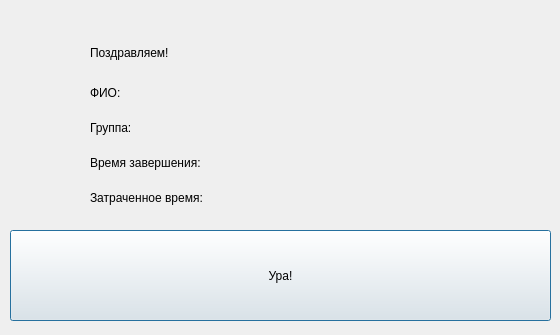
Before: the Qt Designer form ui/SuccessWindow.ui in den4ik2975/courseWork, drawn with Qt 5.
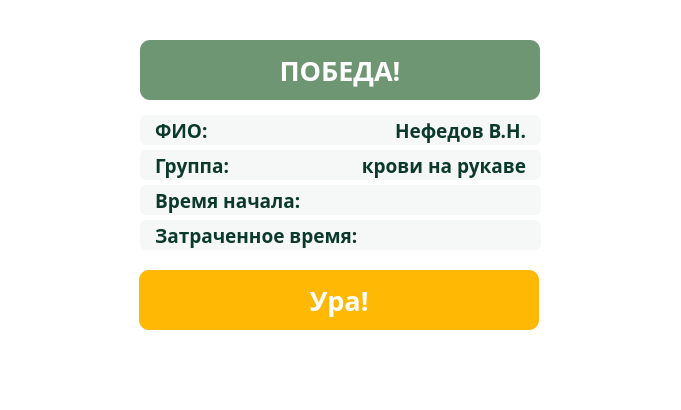
After: the same form once the commit is applied. Icons and pictures are not drawn.

Diff of the .ui file:
```diff
--- a/ui/SuccessWindow.ui
+++ b/ui/SuccessWindow.ui
@@ -2,79 +2,185 @@
 <ui version="4.0">
  <class>MainWindow</class>
  <widget class="QDialog" name="MainWindow">
+  <property name="enabled">
+   <bool>true</bool>
+  </property>
   <property name="geometry">
    <rect>
     <x>0</x>
     <y>0</y>
-    <width>560</width>
-    <height>335</height>
+    <width>681</width>
+    <height>410</height>
    </rect>
   </property>
   <property name="windowTitle">
    <string>MainWindow</string>
   </property>
-  <widget class="QWidget" name="centralwidget">
-   <widget class="QLabel" name="label">
+  <property name="windowIcon">
+   <iconset>
+    <normaloff>../resources/temp/icon.png</normaloff>../resources/temp/icon.png</iconset>
+  </property>
+  <property name="whatsThis">
+   <string notr="true"/>
+  </property>
+  <property name="styleSheet">
+   <string notr="true">background-color: white;</string>
+  </property>
+  <widget class="QPushButton" name="finishButton">
+   <property name="enabled">
+    <bool>true</bool>
+   </property>
     <property name="geometry">
      <rect>
-      <x>90</x>
-      <y>40</y>
-      <width>181</width>
-      <height>25</height>
-     </rect>
-    </property>
+     <x>139</x>
+     <y>270</y>
+     <width>400</width>
+     <height>60</height>
+    </rect>
+   </property>
+   <property name="font">
+    <font>
+     <family>Century Gothic</family>
+     <pointsize>20</pointsize>
+     <weight>75</weight>
+     <bold>true</bold>
+     <kerning>false</kerning>
+    </font>
+   </property>
+   <property name="whatsThis">
+    <string notr="true"/>
+   </property>
+   <property name="styleSheet">
+    <string notr="true">QPushButton {
+	background-color: #ffb804;
+	border-radius: 10px;
+	color: white;
+}
+
+QPushButton:hover{
+	background-color: #f3a600;
+}</string>
+   </property>
     <property name="text">
-     <string>Поздравляем!</string>
+    <string>Ура!</string>
+   </property>
+  </widget>
+  <widget class="QLabel" name="timeLabel">
+   <property name="geometry">
+    <rect>
+     <x>350</x>
+     <y>220</y>
+     <width>191</width>
+     <height>30</height>
+    </rect>
+   </property>
+   <property name="font">
+    <font>
+     <family>Century Gothic</family>
+     <pointsize>14</pointsize>
+     <weight>75</weight>
+     <bold>true</bold>
+    </font>
+   </property>
+   <property name="styleSheet">
+    <string notr="true">background-color: #f6f8f7;
+color: #0b392c;
+padding-left: 10px;
+padding-right: 10px;
+border-radius: 6px;
+</string>
+   </property>
+   <property name="text">
+    <string/>
+   </property>
+   <property name="alignment">
+    <set>Qt::AlignRight|Qt::AlignTrailing|Qt::AlignVCenter</set>
+   </property>
+  </widget>
+  <widget class="QLabel" name="endLabel">
+   <property name="geometry">
+    <rect>
+     <x>290</x>
+     <y>185</y>
+     <width>251</width>
+     <height>30</height>
+    </rect>
+   </property>
+   <property name="font">
+    <font>
+     <family>Century Gothic</family>
+     <pointsize>14</pointsize>
+     <weight>75</weight>
+     <bold>true</bold>
+    </font>
+   </property>
+   <property name="styleSheet">
+    <string notr="true">background-color: #f6f8f7;
+color: #0b392c;
+padding-left: 10px;
+padding-right: 10px;
+border-radius: 6px;
+</string>
+   </property>
+   <property name="text">
+    <string/>
+   </property>
+   <property name="alignment">
+    <set>Qt::AlignRight|Qt::AlignTrailing|Qt::AlignVCenter</set>
     </property>
    </widget>
    <widget class="QLabel" name="label_2">
     <property name="geometry">
      <rect>
-      <x>90</x>
-      <y>80</y>
-      <width>181</width>
-      <height>25</height>
-     </rect>
-    </property>
+     <x>140</x>
+     <y>115</y>
+     <width>81</width>
+     <height>30</height>
+    </rect>
+   </property>
+   <property name="font">
+    <font>
+     <family>Century Gothic</family>
+     <pointsize>14</pointsize>
+     <weight>75</weight>
+     <bold>true</bold>
+    </font>
+   </property>
+   <property name="styleSheet">
+    <string notr="true">background-color: #f6f8f7;
+color: #0b392c;
+padding-left: 10px;
+border-radius: 6px;
+</string>
+   </property>
     <property name="text">
      <string>ФИО:</string>
     </property>
    </widget>
-   <widget class="QLabel" name="label_3">
-    <property name="geometry">
-     <rect>
-      <x>90</x>
-      <y>115</y>
-      <width>181</width>
-      <height>25</height>
-     </rect>
-    </property>
-    <property name="text">
-     <string>Группа:</string>
-    </property>
-   </widget>
-   <widget class="QLabel" name="label_4">
-    <property name="geometry">
-     <rect>
-      <x>90</x>
-      <y>150</y>
-      <width>221</width>
-      <height>25</height>
-     </rect>
-    </property>
-    <property name="text">
-     <string>Время завершения:</string>
-    </property>
-   </widget>
    <widget class="QLabel" name="label_5">
     <property name="geometry">
      <rect>
-      <x>90</x>
-      <y>185</y>
-      <width>201</width>
-      <height>25</height>
-     </rect>
-    </property>
+     <x>140</x>
+     <y>220</y>
+     <width>221</width>
+     <height>30</height>
+    </rect>
+   </property>
+   <property name="font">
+    <font>
+     <family>Century Gothic</family>
+     <pointsize>14</pointsize>
+     <weight>75</weight>
+     <bold>true</bold>
+    </font>
+   </property>
+   <property name="styleSheet">
+    <string notr="true">background-color: #f6f8f7;
+color: #0b392c;
+padding-left: 10px;
+border-radius: 6px;
+</string>
+   </property>
     <property name="text">
      <string>Затраченное время: </string>
     </property>
@@ -82,68 +188,151 @@
    <widget class="QLabel" name="fioLabel">
     <property name="geometry">
      <rect>
-      <x>300</x>
-      <y>80</y>
-      <width>211</width>
-      <height>25</height>
-     </rect>
-    </property>
+     <x>210</x>
+     <y>115</y>
+     <width>331</width>
+     <height>30</height>
+    </rect>
+   </property>
+   <property name="font">
+    <font>
+     <family>Century Gothic</family>
+     <pointsize>14</pointsize>
+     <weight>75</weight>
+     <bold>true</bold>
+    </font>
+   </property>
+   <property name="styleSheet">
+    <string notr="true">background-color: #f6f8f7;
+color: #0b392c;
+padding-left: 10px;
+padding-right: 10px;
+border-radius: 6px;
+</string>
+   </property>
     <property name="text">
-     <string/>
+    <string>Нефедов В.Н.</string>
+   </property>
+   <property name="alignment">
+    <set>Qt::AlignRight|Qt::AlignTrailing|Qt::AlignVCenter</set>
+   </property>
+  </widget>
+  <widget class="QLabel" name="label_3">
+   <property name="geometry">
+    <rect>
+     <x>140</x>
+     <y>150</y>
+     <width>101</width>
+     <height>30</height>
+    </rect>
+   </property>
+   <property name="font">
+    <font>
+     <family>Century Gothic</family>
+     <pointsize>14</pointsize>
+     <weight>75</weight>
+     <bold>true</bold>
+    </font>
+   </property>
+   <property name="styleSheet">
+    <string notr="true">background-color: #f6f8f7;
+color: #0b392c;
+padding-left: 10px;
+border-radius: 6px;
+</string>
+   </property>
+   <property name="text">
+    <string>Группа:</string>
+   </property>
+  </widget>
+  <widget class="QLabel" name="label_4">
+   <property name="geometry">
+    <rect>
+     <x>140</x>
+     <y>185</y>
+     <width>161</width>
+     <height>30</height>
+    </rect>
+   </property>
+   <property name="font">
+    <font>
+     <family>Century Gothic</family>
+     <pointsize>14</pointsize>
+     <weight>75</weight>
+     <bold>true</bold>
+    </font>
+   </property>
+   <property name="styleSheet">
+    <string notr="true">background-color: #f6f8f7;
+color: #0b392c;
+padding-left: 10px;
+border-radius: 6px;
+</string>
+   </property>
+   <property name="text">
+    <string>Время начала:</string>
     </property>
    </widget>
    <widget class="QLabel" name="groupLabel">
     <property name="geometry">
      <rect>
-      <x>300</x>
-      <y>115</y>
-      <width>211</width>
-      <height>25</height>
-     </rect>
-    </property>
-    <property name="text">
-     <string/>
-    </property>
-   </widget>
-   <widget class="QLabel" name="endLabel">
-    <property name="geometry">
-     <rect>
-      <x>300</x>
+     <x>230</x>
       <y>150</y>
-      <width>211</width>
-      <height>25</height>
-     </rect>
-    </property>
-    <property name="text">
-     <string/>
-    </property>
-   </widget>
-   <widget class="QLabel" name="timeLabel">
-    <property name="geometry">
-     <rect>
-      <x>300</x>
-      <y>185</y>
-      <width>241</width>
-      <height>25</height>
-     </rect>
+     <width>311</width>
+     <height>30</height>
+    </rect>
+   </property>
+   <property name="font">
+    <font>
+     <family>Century Gothic</family>
+     <pointsize>14</pointsize>
+     <weight>75</weight>
+     <bold>true</bold>
+    </font>
+   </property>
+   <property name="styleSheet">
+    <string notr="true">background-color: #f6f8f7;
+color: #0b392c;
+padding-left: 10px;
+padding-right: 10px;
+border-radius: 6px;
+</string>
     </property>
     <property name="text">
-     <string/>
-    </property>
-   </widget>
-   <widget class="QPushButton" name="finishButton">
+    <string>крови на рукаве</string>
+   </property>
+   <property name="alignment">
+    <set>Qt::AlignRight|Qt::AlignTrailing|Qt::AlignVCenter</set>
+   </property>
+  </widget>
+  <widget class="QLabel" name="label">
     <property name="geometry">
      <rect>
-      <x>10</x>
-      <y>230</y>
-      <width>541</width>
-      <height>91</height>
-     </rect>
-    </property>
+     <x>140</x>
+     <y>40</y>
+     <width>400</width>
+     <height>60</height>
+    </rect>
+   </property>
+   <property name="font">
+    <font>
+     <family>Century Gothic</family>
+     <pointsize>20</pointsize>
+     <weight>75</weight>
+     <bold>true</bold>
+    </font>
+   </property>
+   <property name="styleSheet">
+    <string notr="true">background-color: #6e9673;
+border-radius: 10px;
+color: white;</string>
+   </property>
     <property name="text">
-     <string>Ура!</string>
-    </property>
-   </widget>
+    <string>ПОБЕДА!</string>
+   </property>
+   <property name="alignment">
+    <set>Qt::AlignCenter</set>
+   </property>
   </widget>
  </widget>
  <resources/>
```
Left out of the diff: 2 changed lines with no effect on the pictures. Lines whose indentation alone changed are shown as unchanged.
